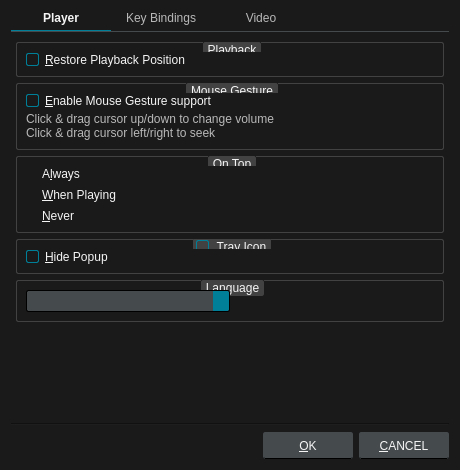
u8sand/Baka-MPlayer, file src/ui/preferencesdialog.ui: the form before one commit.
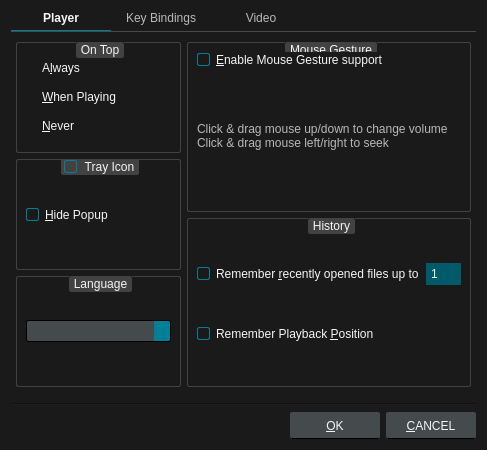
The form after the commit. Icons and pictures are not drawn.

Commit message:
Added options to the preferences dialog
Fixes #163
Fixes #131

Diff of the .ui file:
```diff
--- a/src/ui/preferencesdialog.ui
+++ b/src/ui/preferencesdialog.ui
@@ -6,8 +6,8 @@
    <rect>
     <x>0</x>
     <y>0</y>
-    <width>460</width>
-    <height>470</height>
+    <width>487</width>
+    <height>450</height>
    </rect>
   </property>
   <property name="windowTitle">
@@ -124,6 +124,26 @@
 	color: #B8B8B8;
 }
 
+/* QSpinBox */
+
+QSpinBox {
+	background: #005A6A;
+}
+QSpinBox::disabled {
+	color: #B8B8B8;
+}
+QSpinBox::up-button,
+QSpinBox::down-button {
+	border: none;
+	width: 10px;
+}
+QSpinBox::up-arrow {
+	background: url(:/img/up-arrow.svg);
+}
+QSpinBox::down-arrow {
+	background: url(:/img/down-arrow.svg);
+}
+
 /* QGroupBox */
 
 QGroupBox {
@@ -188,7 +208,7 @@
 	background: transparent;
 }</string>
   </property>
-  <layout class="QVBoxLayout" name="verticalLayout_9">
+  <layout class="QVBoxLayout" name="verticalLayout_8">
    <item>
     <widget class="QTabWidget" name="tabWidget">
      <property name="styleSheet">
@@ -223,7 +243,7 @@
       <attribute name="title">
        <string>Player</string>
       </attribute>
-      <layout class="QVBoxLayout" name="verticalLayout_8">
+      <layout class="QHBoxLayout" name="horizontalLayout_5">
        <property name="leftMargin">
         <number>5</number>
        </property>
@@ -237,61 +257,7 @@
         <number>5</number>
        </property>
        <item>
-        <widget class="QGroupBox" name="groupBox_5">
-         <property name="title">
-          <string>Playback</string>
-         </property>
-         <layout class="QVBoxLayout" name="verticalLayout_6">
-          <item>
-           <widget class="QCheckBox" name="resumeCheckBox">
-            <property name="text">
-             <string>&amp;Restore Playback Position</string>
-            </property>
-            <property name="checked">
-             <bool>true</bool>
-            </property>
-           </widget>
-          </item>
-         </layout>
-        </widget>
-       </item>
-       <item>
-        <widget class="QGroupBox" name="groupBox_4">
-         <property name="title">
-          <string>Mouse Gesture</string>
-         </property>
-         <layout class="QVBoxLayout" name="verticalLayout_7">
-          <property name="spacing">
-           <number>4</number>
-          </property>
-          <item>
-           <widget class="QCheckBox" name="gestureCheckBox">
-            <property name="text">
-             <string>&amp;Enable Mouse Gesture support</string>
-            </property>
-            <property name="checked">
-             <bool>true</bool>
-            </property>
-           </widget>
-          </item>
-          <item>
-           <widget class="QLabel" name="label_5">
-            <property name="styleSheet">
-             <string notr="true">QLabel {
-	color: #B8B8B8;
-}</string>
-            </property>
-            <property name="text">
-             <string>&lt;html&gt;&lt;head/&gt;&lt;body&gt;&lt;p&gt;Click &amp;amp; drag cursor up/down to change volume&lt;br&gt;Click &amp;amp; drag cursor left/right to seek&lt;/b&gt;&lt;/body&gt;&lt;/html&gt;</string>
-            </property>
-            <property name="wordWrap">
-             <bool>true</bool>
-            </property>
-           </widget>
-          </item>
-         </layout>
-        </widget>
-       </item>
+        <layout class="QVBoxLayout" name="verticalLayout">
        <item>
         <widget class="QGroupBox" name="groupBox">
          <property name="title">
@@ -317,9 +283,6 @@
             <property name="text">
              <string>&amp;Never</string>
             </property>
-            <property name="checked">
-             <bool>true</bool>
-            </property>
            </widget>
           </item>
          </layout>
@@ -360,34 +323,85 @@
             </property>
            </widget>
           </item>
+           </layout>
+          </widget>
+         </item>
+        </layout>
+       </item>
           <item>
-           <spacer name="horizontalSpacer_4">
-            <property name="orientation">
-             <enum>Qt::Horizontal</enum>
-            </property>
-            <property name="sizeHint" stdset="0">
-             <size>
-              <width>40</width>
-              <height>20</height>
-             </size>
+        <layout class="QVBoxLayout" name="verticalLayout_9">
+         <item>
+          <widget class="QGroupBox" name="groupBox_4">
+           <property name="title">
+            <string>Mouse Gesture</string>
+           </property>
+           <layout class="QVBoxLayout" name="verticalLayout_7">
+            <property name="spacing">
+             <number>4</number>
             </property>
-           </spacer>
-          </item>
+            <item>
+             <widget class="QCheckBox" name="gestureCheckBox">
+              <property name="text">
+               <string>&amp;Enable Mouse Gesture support</string>
+              </property>
+             </widget>
+            </item>
+            <item>
+             <widget class="QLabel" name="label_5">
+              <property name="styleSheet">
+               <string notr="true">QLabel {
+	color: #B8B8B8;
+}</string>
+              </property>
+              <property name="text">
+               <string>&lt;html&gt;&lt;head/&gt;&lt;body&gt;&lt;p&gt;Click &amp;amp; drag mouse up/down to change volume&lt;br&gt;Click &amp;amp; drag mouse left/right to seek&lt;/b&gt;&lt;/body&gt;&lt;/html&gt;</string>
+              </property>
+              <property name="wordWrap">
+               <bool>true</bool>
+              </property>
+             </widget>
+            </item>
          </layout>
         </widget>
        </item>
        <item>
-        <spacer name="verticalSpacer_2">
-         <property name="orientation">
-          <enum>Qt::Vertical</enum>
-         </property>
-         <property name="sizeHint" stdset="0">
-          <size>
-           <width>20</width>
-           <height>40</height>
-          </size>
-         </property>
-        </spacer>
+          <widget class="QGroupBox" name="groupBox_5">
+           <property name="title">
+            <string>History</string>
+           </property>
+           <layout class="QVBoxLayout" name="verticalLayout_6">
+            <item>
+             <layout class="QHBoxLayout" name="horizontalLayout_6">
+              <item>
+               <widget class="QCheckBox" name="recentCheckBox">
+                <property name="text">
+                 <string>Remember &amp;recently opened files up to</string>
+                </property>
+               </widget>
+              </item>
+              <item>
+               <widget class="QSpinBox" name="recentSpinBox">
+                <property name="minimum">
+                 <number>1</number>
+                </property>
+                <property name="maximum">
+                 <number>20</number>
+                </property>
+               </widget>
+              </item>
+             </layout>
+            </item>
+            <item>
+             <widget class="QCheckBox" name="resumeCheckBox">
+              <property name="text">
+               <string>Remember Playback &amp;Position</string>
+              </property>
+             </widget>
+            </item>
+           </layout>
+          </widget>
+         </item>
+        </layout>
        </item>
       </layout>
      </widget>
```
Left out of the diff: 23 changed lines with no effect on the pictures. Lines whose indentation alone changed are shown as unchanged. The commit also changes 3 other files.
